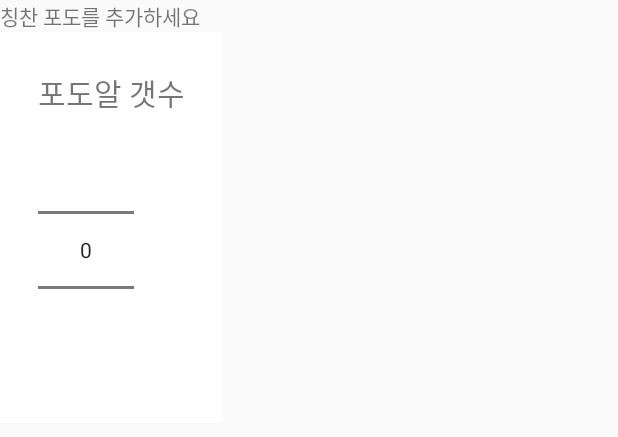
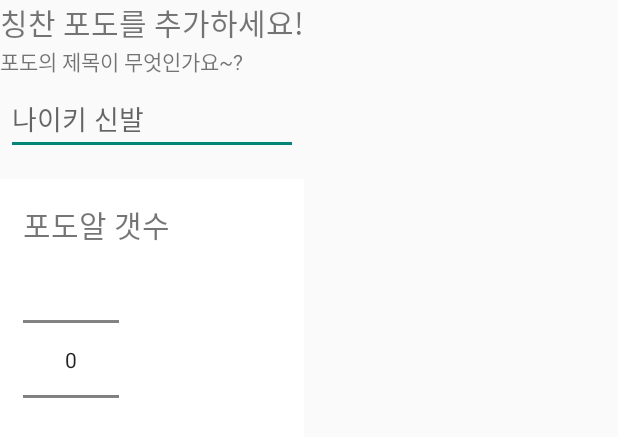
Before and after one commit to racheland/mangobongo, an Android app: the layout add_grape.xml on its own in the app's theme, with its tools: preview values and no code run, on a phone screen of 412 x 824 dp. Shown: the top 437 px of the screen. Run offline under Robolectric (Android 15) with nearby library versions, the phone set to English and light mode, and no system bars.

Commit message:
- 설정창 포도알 리스트 편집 뷰 연결 - 설정창 포도알 캘린더 뷰 생성 - 포도 추가 버튼 실행 팝업 연결

```diff
--- a/app/src/main/AndroidManifest.xml
+++ b/app/src/main/AndroidManifest.xml
@@ -19,6 +19,7 @@
 
         <activity android:name=".MainActivity"/>
         <activity android:name=".setting.SettingActivity"/>
+        <activity android:name=".setting.SettingTitleActivity"/>
         <activity android:name=".pin.CustomPinActivity"/>
 
     </application>
--- a/app/src/main/java/com/example/rachel/nicegrape/setting/SettingActivity.java
+++ b/app/src/main/java/com/example/rachel/nicegrape/setting/SettingActivity.java
@@ -4,8 +4,6 @@ import android.app.Activity;
 import android.content.Intent;
 import android.os.Bundle;
 import android.view.View;
-
-import com.example.rachel.nicegrape.MainActivity;
 import com.example.rachel.nicegrape.R;
 
 public class SettingActivity extends Activity {
@@ -20,6 +18,7 @@ public class SettingActivity extends Activity {
     }
 
     public void onClickGrapeTitle (View view) {
-//        Intent intent = new Intent(SettingActivity.this,)
+        Intent intent = new Intent(SettingActivity.this, SettingTitleActivity.class);
+        startActivity(intent);
     }
 }
--- a/app/src/main/res/layout/activity_main.xml
+++ b/app/src/main/res/layout/activity_main.xml
@@ -100,6 +100,7 @@
         android:layout_marginBottom="70dp"
         android:layout_alignParentLeft="true"
         android:layout_marginLeft="20dp"
+        android:onClick="onClickAddGrape"
         android:id="@+id/add_grape"/>
 
     <View
--- a/app/src/main/res/layout/add_grape.xml
+++ b/app/src/main/res/layout/add_grape.xml
@@ -9,7 +9,27 @@
         android:layout_width="match_parent"
         android:layout_height="wrap_content"
         android:scaleType="center"
+        android:textSize="20dp"
         android:text="@string/add_grape" />
+
+
+    <TextView
+        android:layout_width="match_parent"
+        android:layout_height="wrap_content"
+        android:scaleType="center"
+        android:text="@string/grape_name" />
+
+    <EditText
+        android:id="@+id/grape_name"
+        android:inputType="textEmailSubject"
+        android:layout_width="match_parent"
+        android:layout_height="wrap_content"
+        android:layout_marginTop="4dp"
+        android:layout_marginLeft="4dp"
+        android:layout_marginRight="4dp"
+        android:layout_marginBottom="16dp"
+        android:fontFamily="sans-serif"
+        android:hint="나이키 신발"/>
 
 <RelativeLayout
     xmlns:android="http://schemas.android.com/apk/res/android"
@@ -17,10 +37,11 @@
     android:id="@+id/rl"
     android:layout_width="match_parent"
     android:layout_height="match_parent"
-    android:padding="25dp"
+    android:padding="15dp"
     tools:context=".MainActivity"
     android:background="#ffffff"
     >
+
     <TextView
         android:id="@+id/tv"
         android:layout_width="wrap_content"
@@ -31,7 +52,7 @@
     <NumberPicker
         android:id="@+id/number_picker"
         android:layout_width="wrap_content"
-        android:layout_height="wrap_content"
+        android:layout_height="150dp"
         android:layout_below="@id/tv"
         />
 </RelativeLayout>
--- a/app/src/main/res/values/strings.xml
+++ b/app/src/main/res/values/strings.xml
@@ -13,9 +13,10 @@
     <string name="right_arrow"><![CDATA[>]]></string>
     <string name="user_name">누구의 포도나무 인가요?</string>
     <string name="naming">이름을 입력하세요</string>
+    <string name="grape_name">포도의 제목이 무엇인가요~?</string>
     <string name="cancel">취 소</string>
     <string name="confirm">확 인</string>
-    <string name="add_grape">칭찬 포도를 추가하세요</string>
+    <string name="add_grape">칭찬 포도를 추가하세요!</string>
     <string name="num_grape">포도알 갯수</string>
 
     <string name="hello_world">Hello world!</string>
```
Also changed, not shown: app/src/main/java/com/example/rachel/nicegrape/MainActivity.java (+17 -0 lines), app/src/main/java/com/example/rachel/nicegrape/SplashActivity.java (+0 -10 lines), app/src/main/java/com/example/rachel/nicegrape/setting/SettingTitleActivity.java (added, +18 -0 lines), app/src/main/res/layout/grape_calendar.xml (added, +37 -0 lines), app/src/main/res/layout/layout_grape_10.xml (+2 -5 lines), app/src/main/res/layout/layout_grape_20.xml (+5 -14 lines), app/src/main/res/layout/layout_grape_30.xml (+16 -38 lines), app/src/main/res/layout/setting_grape_title.xml (+10 -1 lines), app/src/main/res/drawable-xxhdpi/trashcan.png (added).
